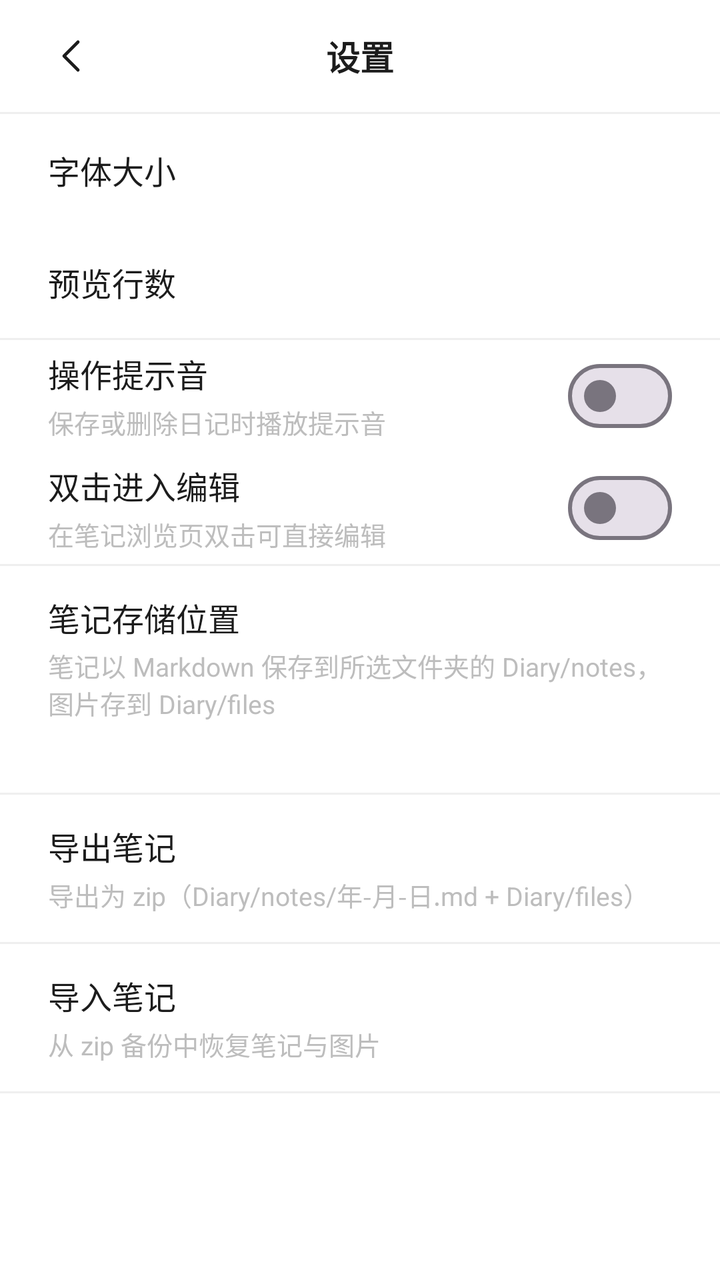
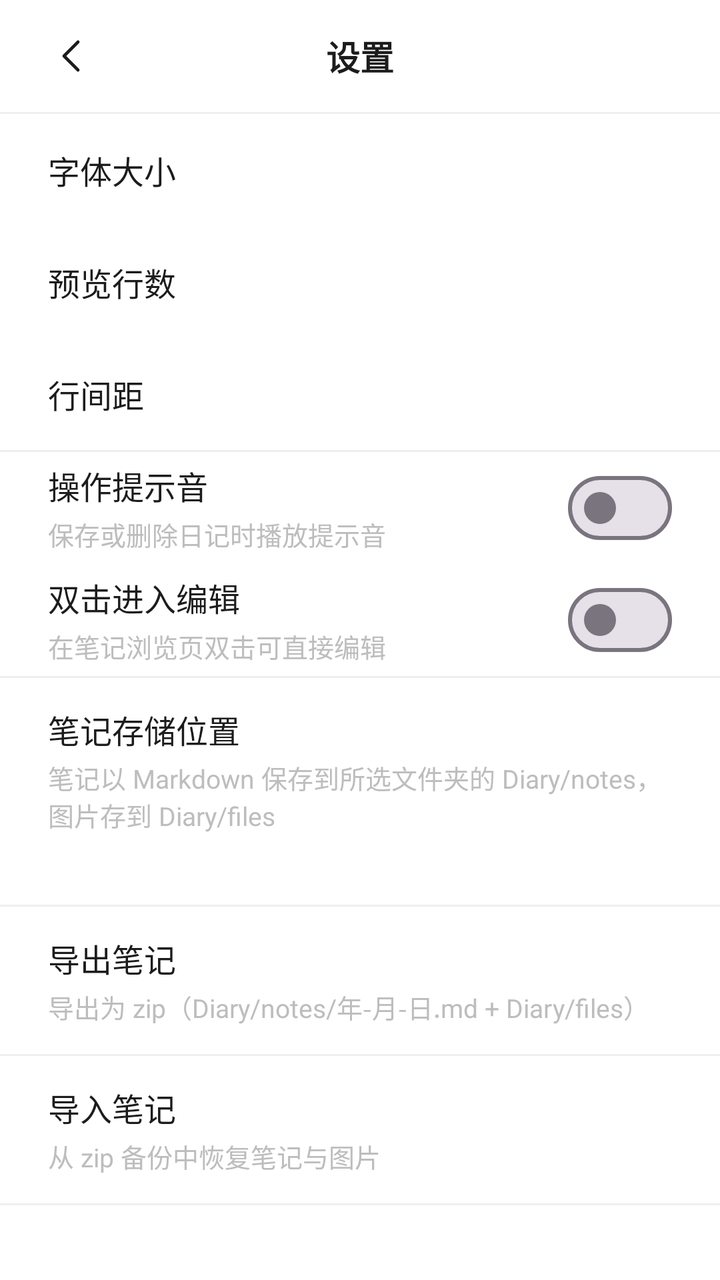

Compare the two renders of this Android layout. The source of the first and the diff that turns it into the second are given below.
<!-- AndroidManifest.xml: application theme Theme.WuDiary -->
<!-- res/layout/activity_settings.xml -->
<?xml version="1.0" encoding="utf-8"?>
<LinearLayout xmlns:android="http://schemas.android.com/apk/res/android"
    android:layout_width="match_parent"
    android:layout_height="match_parent"
    android:background="@color/background"
    android:orientation="vertical">

    <FrameLayout
        android:layout_width="match_parent"
        android:layout_height="56dp">

        <ImageButton
            android:id="@+id/btnBack"
            android:layout_width="48dp"
            android:layout_height="48dp"
            android:layout_gravity="start|center_vertical"
            android:layout_marginStart="12dp"
            android:background="?attr/selectableItemBackgroundBorderless"
            android:contentDescription="@string/back"
            android:scaleType="centerInside"
            android:src="@drawable/ic_chevron_left" />

        <TextView
            android:layout_width="wrap_content"
            android:layout_height="wrap_content"
            android:layout_gravity="center"
            android:text="@string/settings"
            android:textColor="@color/text_primary"
            android:textSize="17sp"
            android:textStyle="bold" />
    </FrameLayout>

    <View
        android:layout_width="match_parent"
        android:layout_height="1dp"
        android:background="@color/divider" />

    <LinearLayout
        android:id="@+id/rowFontSize"
        android:layout_width="match_parent"
        android:layout_height="56dp"
        android:background="?attr/selectableItemBackground"
        android:clickable="true"
        android:focusable="true"
        android:gravity="center_vertical"
        android:orientation="horizontal"
        android:paddingHorizontal="24dp">

        <TextView
            android:layout_width="0dp"
            android:layout_height="wrap_content"
            android:layout_weight="1"
            android:text="@string/font_size"
            android:textColor="@color/text_primary"
            android:textSize="16sp" />

        <TextView
            android:id="@+id/textFontValue"
            android:layout_width="wrap_content"
            android:layout_height="wrap_content"
            android:textColor="@color/text_secondary"
            android:textSize="15sp" />
    </LinearLayout>

    <LinearLayout
        android:id="@+id/rowPreviewLines"
        android:layout_width="match_parent"
        android:layout_height="56dp"
        android:background="?attr/selectableItemBackground"
        android:clickable="true"
        android:focusable="true"
        android:gravity="center_vertical"
        android:orientation="horizontal"
        android:paddingHorizontal="24dp">

        <TextView
            android:layout_width="0dp"
            android:layout_height="wrap_content"
            android:layout_weight="1"
            android:text="@string/preview_lines"
            android:textColor="@color/text_primary"
            android:textSize="16sp" />

        <TextView
            android:id="@+id/textPreviewValue"
            android:layout_width="wrap_content"
            android:layout_height="wrap_content"
            android:textColor="@color/text_secondary"
            android:textSize="15sp" />
    </LinearLayout>

    <View
        android:layout_width="match_parent"
        android:layout_height="1dp"
        android:background="@color/divider" />

    <LinearLayout
        android:id="@+id/rowSound"
        android:layout_width="match_parent"
        android:layout_height="56dp"
        android:background="?attr/selectableItemBackground"
        android:clickable="true"
        android:focusable="true"
        android:gravity="center_vertical"
        android:orientation="horizontal"
        android:paddingHorizontal="24dp">

        <LinearLayout
            android:layout_width="0dp"
            android:layout_height="wrap_content"
            android:layout_weight="1"
            android:orientation="vertical">

            <TextView
                android:layout_width="wrap_content"
                android:layout_height="wrap_content"
                android:text="@string/sound_feedback"
                android:textColor="@color/text_primary"
                android:textSize="16sp" />

            <TextView
                android:layout_width="wrap_content"
                android:layout_height="wrap_content"
                android:layout_marginTop="3dp"
                android:text="@string/sound_feedback_desc"
                android:textColor="@color/text_secondary"
                android:textSize="13sp" />
        </LinearLayout>

        <com.google.android.material.materialswitch.MaterialSwitch
            android:id="@+id/switchSound"
            android:layout_width="wrap_content"
            android:layout_height="wrap_content"
            android:clickable="false"
            android:focusable="false" />
    </LinearLayout>

    <LinearLayout
        android:id="@+id/rowDoubleTap"
        android:layout_width="match_parent"
        android:layout_height="56dp"
        android:background="?attr/selectableItemBackground"
        android:clickable="true"
        android:focusable="true"
        android:gravity="center_vertical"
        android:orientation="horizontal"
        android:paddingHorizontal="24dp">

        <LinearLayout
            android:layout_width="0dp"
            android:layout_height="wrap_content"
            android:layout_weight="1"
            android:orientation="vertical">

            <TextView
                android:layout_width="wrap_content"
                android:layout_height="wrap_content"
                android:text="@string/double_tap_edit"
                android:textColor="@color/text_primary"
                android:textSize="16sp" />

            <TextView
                android:layout_width="wrap_content"
                android:layout_height="wrap_content"
                android:layout_marginTop="3dp"
                android:text="@string/double_tap_edit_desc"
                android:textColor="@color/text_secondary"
                android:textSize="13sp" />
        </LinearLayout>

        <com.google.android.material.materialswitch.MaterialSwitch
            android:id="@+id/switchDoubleTap"
            android:layout_width="wrap_content"
            android:layout_height="wrap_content"
            android:clickable="false"
            android:focusable="false" />
    </LinearLayout>

    <View
        android:layout_width="match_parent"
        android:layout_height="1dp"
        android:background="@color/divider" />

    <LinearLayout
        android:id="@+id/rowStorage"
        android:layout_width="match_parent"
        android:layout_height="wrap_content"
        android:background="?attr/selectableItemBackground"
        android:clickable="true"
        android:focusable="true"
        android:orientation="vertical"
        android:paddingHorizontal="24dp"
        android:paddingVertical="14dp">

        <TextView
            android:layout_width="wrap_content"
            android:layout_height="wrap_content"
            android:text="@string/storage_location"
            android:textColor="@color/text_primary"
            android:textSize="16sp" />

        <TextView
            android:layout_width="wrap_content"
            android:layout_height="wrap_content"
            android:layout_marginTop="3dp"
            android:text="@string/storage_location_desc"
            android:textColor="@color/text_secondary"
            android:textSize="13sp" />

        <TextView
            android:id="@+id/textStorageValue"
            android:layout_width="match_parent"
            android:layout_height="wrap_content"
            android:layout_marginTop="4dp"
            android:ellipsize="middle"
            android:maxLines="1"
            android:textColor="@color/text_secondary"
            android:textSize="13sp" />
    </LinearLayout>

    <View
        android:layout_width="match_parent"
        android:layout_height="1dp"
        android:background="@color/divider" />

    <LinearLayout
        android:id="@+id/rowExport"
        android:layout_width="match_parent"
        android:layout_height="wrap_content"
        android:background="?attr/selectableItemBackground"
        android:clickable="true"
        android:focusable="true"
        android:orientation="vertical"
        android:paddingHorizontal="24dp"
        android:paddingVertical="14dp">

        <TextView
            android:layout_width="wrap_content"
            android:layout_height="wrap_content"
            android:text="@string/backup_export"
            android:textColor="@color/text_primary"
            android:textSize="16sp" />

        <TextView
            android:layout_width="wrap_content"
            android:layout_height="wrap_content"
            android:layout_marginTop="3dp"
            android:text="@string/backup_export_desc"
            android:textColor="@color/text_secondary"
            android:textSize="13sp" />
    </LinearLayout>

    <View
        android:layout_width="match_parent"
        android:layout_height="1dp"
        android:background="@color/divider" />

    <LinearLayout
        android:id="@+id/rowImport"
        android:layout_width="match_parent"
        android:layout_height="wrap_content"
        android:background="?attr/selectableItemBackground"
        android:clickable="true"
        android:focusable="true"
        android:orientation="vertical"
        android:paddingHorizontal="24dp"
        android:paddingVertical="14dp">

        <TextView
            android:layout_width="wrap_content"
            android:layout_height="wrap_content"
            android:text="@string/backup_import"
            android:textColor="@color/text_primary"
            android:textSize="16sp" />

        <TextView
            android:layout_width="wrap_content"
            android:layout_height="wrap_content"
            android:layout_marginTop="3dp"
            android:text="@string/backup_import_desc"
            android:textColor="@color/text_secondary"
            android:textSize="13sp" />
    </LinearLayout>

    <View
        android:layout_width="match_parent"
        android:layout_height="1dp"
        android:background="@color/divider" />

</LinearLayout>
<!-- resources referenced by this layout -->
<resources>
  <color name="background">#FFFFFF</color>
  <color name="divider">#EFEFEF</color>
  <color name="text_primary">#1C1C1C</color>
  <color name="text_secondary">#BDBDBD</color>
  <!-- drawable ic_chevron_left (drawable) -->
  <?xml version="1.0" encoding="utf-8"?>
  <vector xmlns:android="http://schemas.android.com/apk/res/android"
      android:width="24dp"
      android:height="24dp"
      android:viewportWidth="24"
      android:viewportHeight="24">
      <path
          android:fillColor="#00000000"
          android:pathData="M15,5 L8,12 L15,19"
          android:strokeColor="#1C1C1C"
          android:strokeLineCap="round"
          android:strokeLineJoin="round"
          android:strokeWidth="1.6" />
  </vector>
  <string name="back">返回</string>
  <string name="backup_export">导出笔记</string>
  <string name="backup_export_desc">导出为 zip（Diary/notes/年-月-日.md + Diary/files）</string>
  <string name="backup_import">导入笔记</string>
  <string name="backup_import_desc">从 zip 备份中恢复笔记与图片</string>
  <string name="double_tap_edit">双击进入编辑</string>
  <string name="double_tap_edit_desc">在笔记浏览页双击可直接编辑</string>
  <string name="font_size">字体大小</string>
  <string name="preview_lines">预览行数</string>
  <string name="settings">设置</string>
  <string name="sound_feedback">操作提示音</string>
  <string name="sound_feedback_desc">保存或删除日记时播放提示音</string>
  <string name="storage_location">笔记存储位置</string>
  <string name="storage_location_desc">笔记以 Markdown 保存到所选文件夹的 Diary/notes，图片存到 Diary/files</string>
  <style name="Theme.WuDiary" parent="Theme.Material3.Light.NoActionBar">
          <item name="colorPrimary">@color/primary</item>
          <item name="colorOnPrimary">@android:color/white</item>
          <item name="colorSurface">@color/surface</item>
          <item name="android:windowBackground">@color/background</item>
          <item name="android:statusBarColor">@color/background</item>
          <item name="android:windowLightStatusBar">true</item>
          <item name="android:navigationBarColor">@color/background</item>
      </style>
  <color name="primary">#1C1C1C</color>
  <color name="surface">#FFFFFF</color>
</resources>

<!-- the commit's change to res/layout/activity_settings.xml (unified diff, before → after) -->
@@ -89,6 +89,33 @@
             android:textSize="15sp" />
     </LinearLayout>
 
+    <LinearLayout
+        android:id="@+id/rowLineSpacing"
+        android:layout_width="match_parent"
+        android:layout_height="56dp"
+        android:background="?attr/selectableItemBackground"
+        android:clickable="true"
+        android:focusable="true"
+        android:gravity="center_vertical"
+        android:orientation="horizontal"
+        android:paddingHorizontal="24dp">
+
+        <TextView
+            android:layout_width="0dp"
+            android:layout_height="wrap_content"
+            android:layout_weight="1"
+            android:text="@string/line_spacing"
+            android:textColor="@color/text_primary"
+            android:textSize="16sp" />
+
+        <TextView
+            android:id="@+id/textLineSpacingValue"
+            android:layout_width="wrap_content"
+            android:layout_height="wrap_content"
+            android:textColor="@color/text_secondary"
+            android:textSize="15sp" />
+    </LinearLayout>
+
     <View
         android:layout_width="match_parent"
         android:layout_height="1dp"
<!-- resource entries referenced after the edit -->
@@ -27,6 +27,7 @@
   <string name="double_tap_edit">双击进入编辑</string>
   <string name="double_tap_edit_desc">在笔记浏览页双击可直接编辑</string>
   <string name="font_size">字体大小</string>
+  <string name="line_spacing">行间距</string>
   <string name="preview_lines">预览行数</string>
   <string name="settings">设置</string>
   <string name="sound_feedback">操作提示音</string>
